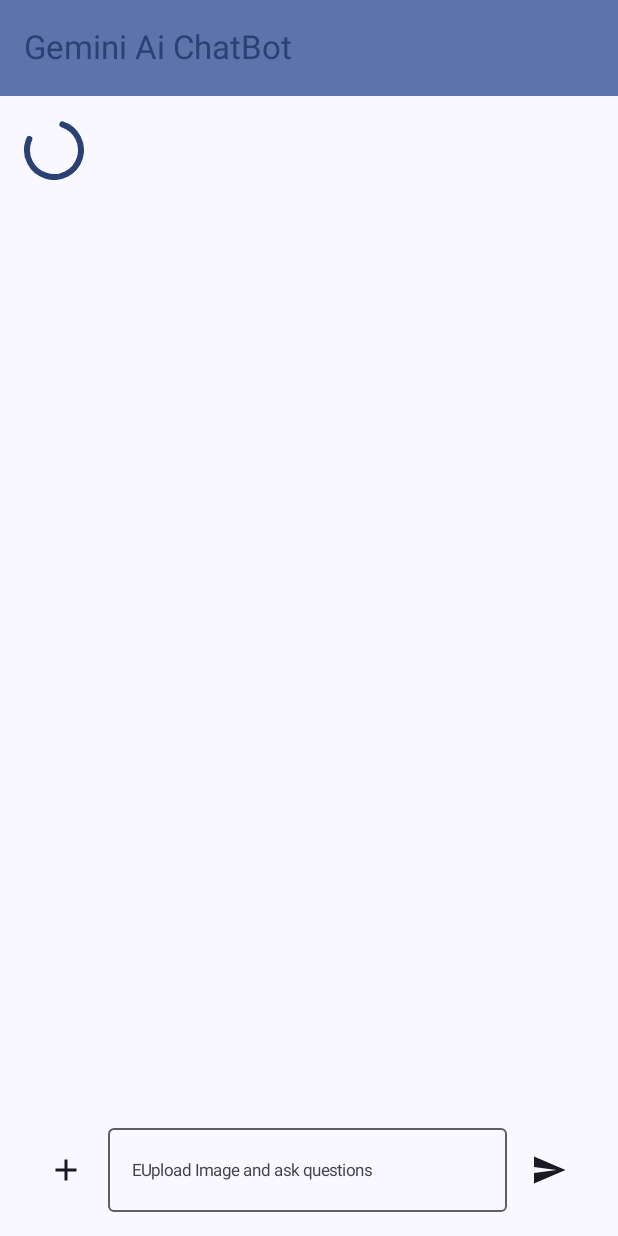
After one commit to Amir-ByteGrowth/GeminiAiChatbot, an Android app built with Jetpack Compose: the composable HomeScreen shown on its own in the app's theme, on a phone screen of 412 x 824 dp. The commit adds this screen. Run offline under Robolectric (Android 15) with nearby library versions, the phone set to English and light mode, and no system bars; libraries missing offline, so code that uses them is left out: com.google.ai.client; 2 statements that could not run were skipped.

Commit message:
secret gradle plugin added, home screen and view model created and flow implemented

```diff
--- a/app/build.gradle.kts
+++ b/app/build.gradle.kts
@@ -1,6 +1,7 @@
 plugins {
     id("com.android.application")
     id("org.jetbrains.kotlin.android")
+    id("com.google.android.libraries.mapsplatform.secrets-gradle-plugin")
 }
 
 android {
@@ -38,6 +39,7 @@ android {
     }
     buildFeatures {
         compose = true
+        buildConfig = true
     }
     composeOptions {
         kotlinCompilerExtensionVersion = "1.5.1"
@@ -69,4 +71,8 @@ dependencies {
 
     // generative ai implementation
     implementation("com.google.ai.client.generativeai:generativeai:0.7.0")
+    //image loading library
+    implementation("io.coil-kt:coil:2.6.0")
+    // compose view model
+    implementation("androidx.lifecycle:lifecycle-viewmodel-compose:2.8.1")
 }
--- /dev/null
+++ b/app/src/main/java/com/example/geminiaichatbot/HomeScreen.kt
@@ -0,0 +1,149 @@
+package com.example.geminiaichatbot
+
+import android.net.Uri
+import androidx.compose.foundation.layout.Box
+import androidx.compose.foundation.layout.Column
+import androidx.compose.foundation.layout.Row
+import androidx.compose.foundation.layout.fillMaxWidth
+import androidx.compose.foundation.layout.padding
+import androidx.compose.foundation.rememberScrollState
+import androidx.compose.foundation.verticalScroll
+import androidx.compose.material.icons.Icons
+import androidx.compose.material.icons.filled.Add
+import androidx.compose.material.icons.filled.Send
+import androidx.compose.material3.Card
+import androidx.compose.material3.CardDefaults
+import androidx.compose.material3.CircularProgressIndicator
+import androidx.compose.material3.ExperimentalMaterial3Api
+import androidx.compose.material3.Icon
+import androidx.compose.material3.IconButton
+import androidx.compose.material3.MaterialTheme
+import androidx.compose.material3.OutlinedTextField
+import androidx.compose.material3.Scaffold
+import androidx.compose.material3.Text
+import androidx.compose.material3.TopAppBar
+import androidx.compose.material3.TopAppBarDefaults
+import androidx.compose.runtime.Composable
+import androidx.compose.runtime.collectAsState
+import androidx.compose.runtime.getValue
+import androidx.compose.runtime.mutableStateListOf
+import androidx.compose.runtime.mutableStateOf
+import androidx.compose.runtime.saveable.rememberSaveable
+import androidx.compose.runtime.setValue
+import androidx.compose.ui.Alignment
+import androidx.compose.ui.Modifier
+import androidx.compose.ui.text.TextStyle
+import androidx.compose.ui.unit.dp
+import androidx.compose.ui.unit.sp
+
+@Composable
+fun AppContent(viewModel: HomeViewModel = androidx.lifecycle.viewmodel.compose.viewModel()) {
+
+    val appUiState = viewModel.uiState.collectAsState()
+    HomeScreen(uiState = appUiState.value){
+        inputText, selectedImages ->
+    }
+
+}
+
+@OptIn(ExperimentalMaterial3Api::class)
+@Composable
+fun HomeScreen(
+    uiState: HomeUiState = HomeUiState.Loading,
+    onSendClicked: (String, List<Uri>) -> Unit
+) {
+
+    var userQues by rememberSaveable {
+        mutableStateOf("")
+    }
+
+    val imageUris = rememberSaveable(saver = UriCustomSaver()) {
+        mutableStateListOf()
+    }
+
+    Scaffold(
+        topBar = {
+            TopAppBar(
+                title = { Text(text = "Gemini Ai ChatBot") },
+                colors = TopAppBarDefaults.smallTopAppBarColors(
+                    containerColor = MaterialTheme.colorScheme.primaryContainer,
+                    titleContentColor = MaterialTheme.colorScheme.primary
+                )
+            )
+        },
+        bottomBar = {
+            Column {
+                Row(modifier = Modifier.padding(16.dp), verticalAlignment = Alignment.CenterVertically) {
+                    // upload image
+                    IconButton(onClick = { /*TODO*/ }, modifier = Modifier.padding(4.dp)) {
+                        Icon(
+                            imageVector = Icons.Default.Add,
+                            contentDescription = "To Add Some Image"
+                        )
+                    }
+                    //input query
+                    OutlinedTextField(
+                        value = userQues,
+                        onValueChange = { userQues = it },
+                        placeholder = {
+                            Text(
+                                text = "EUpload Image and ask questions ", style = TextStyle(fontSize = 11.sp)
+                            )
+                        }, modifier = Modifier.fillMaxWidth(0.82f))
+
+                    // Send Button
+                    IconButton(onClick = { /*TODO*/ }, modifier = Modifier.padding(4.dp)) {
+                        Icon(
+                            imageVector = Icons.Default.Send,
+                            contentDescription = " Send"
+                        )
+                    }
+                }
+
+            }
+        }
+    )
+    { paddingValues ->
+        Column(
+            modifier = Modifier
+                .padding(paddingValues)
+                .padding(16.dp)
+                .verticalScroll(
+                    rememberScrollState(),
+                )
+        ) {
+            when (uiState) {
+                is HomeUiState.Initial -> {}
+                is HomeUiState.Loading -> {
+                    Box(contentAlignment = Alignment.Center) {
+                        CircularProgressIndicator()
+                    }
+                }
+
+                is HomeUiState.Success -> {
+                    Card(
+                        modifier = Modifier
+                            .padding(vertical = 10.dp)
+                            .fillMaxWidth(), shape = MaterialTheme.shapes.large
+                    ) {
+                        Text(text = uiState.outputText)
+                    }
+                }
+
+                is HomeUiState.Failure -> {
+                    Card(
+                        modifier = Modifier
+                            .padding(vertical = 10.dp)
+                            .fillMaxWidth(),
+                        shape = MaterialTheme.shapes.large,
+                        colors = CardDefaults.cardColors(containerColor = MaterialTheme.colorScheme.errorContainer)
+                    ) {
+                        Text(text = uiState.errorText)
+                    }
+                }
+            }
+
+
+        }
+    }
+}
--- a/app/src/main/java/com/example/geminiaichatbot/MainActivity.kt
+++ b/app/src/main/java/com/example/geminiaichatbot/MainActivity.kt
@@ -22,7 +22,7 @@ class MainActivity : ComponentActivity() {
                     modifier = Modifier.fillMaxSize(),
                     color = MaterialTheme.colorScheme.background
                 ) {
-                    Greeting("Android")
+                    AppContent()
 
                 }
             }
--- /dev/null
+++ b/app/src/main/java/com/example/geminiaichatbot/UriCustomSaver.kt
@@ -0,0 +1,17 @@
+package com.example.geminiaichatbot
+
+import android.net.Uri
+import androidx.compose.runtime.saveable.Saver
+import androidx.compose.runtime.saveable.SaverScope
+
+// as mutable state list of can not save list of uris that's why we are making custom saver
+
+class UriCustomSaver : Saver<MutableList<Uri>, List<String>> {
+    override fun restore(value: List<String>): MutableList<Uri> {
+        return value.map { Uri.parse(it) }.toMutableList()
+    }
+
+    override fun SaverScope.save(value: MutableList<Uri>): List<String> {
+        return value.map { it.toString() }
+    }
+}
--- a/build.gradle.kts
+++ b/build.gradle.kts
@@ -3,3 +3,8 @@ plugins {
     id("com.android.application") version "8.2.2" apply false
     id("org.jetbrains.kotlin.android") version "1.9.0" apply false
 }
+buildscript {
+    dependencies {
+        classpath("com.google.android.libraries.mapsplatform.secrets-gradle-plugin:secrets-gradle-plugin:2.0.1")
+    }
+}
```
Also changed, not shown: app/src/main/java/com/example/geminiaichatbot/HomeViewModel.kt (added, +72 -0 lines).
